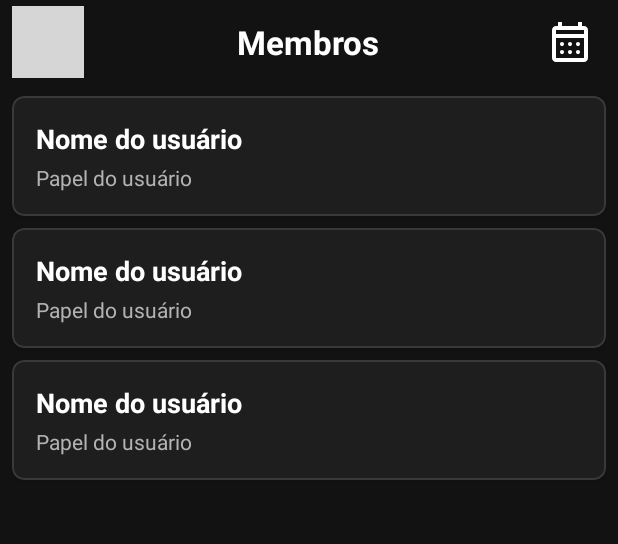
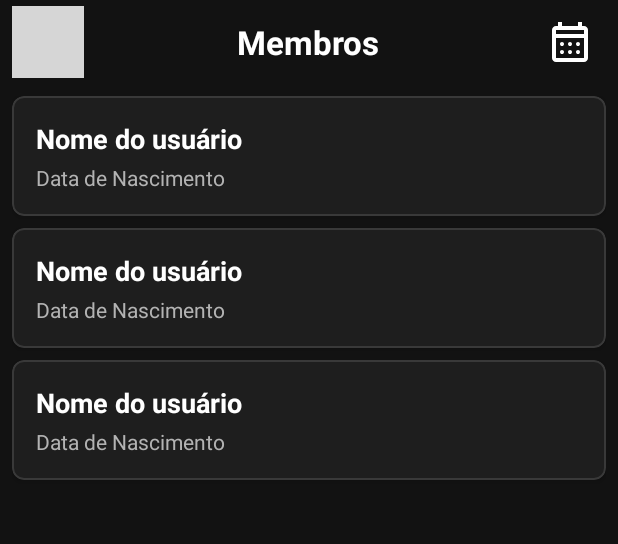
Before and after one commit to artgomest/IBF_APP, an Android app: the layout activity_membros_rede.xml on its own in the app's theme, with its tools: preview values and no code run, on a phone screen of 412 x 824 dp. Shown: the top 544 px of the screen. Run offline under Robolectric (Android 15) with nearby library versions, the phone set to English and light mode, and no system bars; grey boxes are pictures that could not be loaded.

Commit message:
feat: Display date of birth on members screen
This commit updates the members screen (`MembrosRedeActivity`) to display the user's date of birth instead of their role, as requested by the user.

Changes include:
- Modified the `UsuarioRede` data class to include the `dataNascimento` field.
- Updated the Firestore query to fetch the `dataNascimento`.
- Adjusted the `item_usuario_rede.xml` layout to show the date of birth.
- Updated the `UsuarioRedeAdapter` to bind the new data to the layout.

```diff
--- a/app/src/main/java/com/ibf/app/adapters/UsuarioRedeAdapter.kt
+++ b/app/src/main/java/com/ibf/app/adapters/UsuarioRedeAdapter.kt
@@ -32,8 +32,7 @@ class UsuarioRedeAdapter(
     override fun onBindViewHolder(holder: UsuarioViewHolder, position: Int) {
         val usuario = listaUsuarios[position]
         holder.nome.text = usuario.nome
-        val papelFormatado = usuario.papel.replaceFirstChar { if (it.isLowerCase()) it.titlecase() else it.toString() }
-        holder.papel.text = holder.itemView.context.getString(R.string.papel_usuario_label_format, papelFormatado)
+        holder.dataNascimento.text = usuario.dataNascimento ?: "Não informada"
 
         holder.itemView.setOnClickListener {
             listener.onItemClick(usuario)
@@ -48,6 +47,6 @@ class UsuarioRedeAdapter(
 
     class UsuarioViewHolder(itemView: View) : RecyclerView.ViewHolder(itemView) {
         val nome: TextView = itemView.findViewById(R.id.text_nome_usuario)
-        val papel: TextView = itemView.findViewById(R.id.text_papel_usuario)
+        val dataNascimento: TextView = itemView.findViewById(R.id.text_data_nascimento_usuario)
     }
 }
--- a/app/src/main/java/com/ibf/app/data/models/UsuarioRede.kt
+++ b/app/src/main/java/com/ibf/app/data/models/UsuarioRede.kt
@@ -4,5 +4,6 @@ data class UsuarioRede(
     val uid: String,
     val nome: String,
     val papel: String, // O papel real que ele tem na rede
-    val statusAprovacao: String = "pendente" // NOVO CAMPO: "pendente", "aprovado", "rejeitado"
+    val statusAprovacao: String = "pendente", // NOVO CAMPO: "pendente", "aprovado", "rejeitado"
+    val dataNascimento: String? = null
 )
--- a/app/src/main/java/com/ibf/app/ui/usuarios/MembrosRedeActivity.kt
+++ b/app/src/main/java/com/ibf/app/ui/usuarios/MembrosRedeActivity.kt
@@ -78,10 +78,12 @@ class MembrosRedeActivity : AppCompatActivity(), UsuarioRedeAdapter.OnItemClickL
                 for (document in documents) {
                     val uid = document.id
                     val nome = document.getString("nome") ?: "Nome Desconhecido"
+                    val dataNascimento = document.getString("dataNascimento")
+                    val statusAprovacao = document.getString("statusAprovacao") ?: "pendente"
                     val funcoes = document.get("funcoes") as? HashMap<String, String>
                     val papelNaRede = funcoes?.get(redeSelecionada)
                     if (papelNaRede != null) {
-                        usuariosDaRede.add(UsuarioRede(uid, nome, papelNaRede))
+                        usuariosDaRede.add(UsuarioRede(uid, nome, papelNaRede, statusAprovacao, dataNascimento))
                     }
                 }
                 adapter.atualizarLista(usuariosDaRede.sortedBy { it.nome })
--- a/app/src/main/res/layout/item_usuario_rede.xml
+++ b/app/src/main/res/layout/item_usuario_rede.xml
@@ -29,10 +29,10 @@
             android:layout_marginBottom="4dp"/>
 
         <TextView
-            android:id="@+id/text_papel_usuario"
+            android:id="@+id/text_data_nascimento_usuario"
             android:layout_width="wrap_content"
             android:layout_height="wrap_content"
-            android:text="@string/papel_usuario_label_exemplo"
+            android:text="Data de Nascimento"
             android:textSize="14sp"
             android:textColor="@color/dark_text_secondary"/>
 
```
